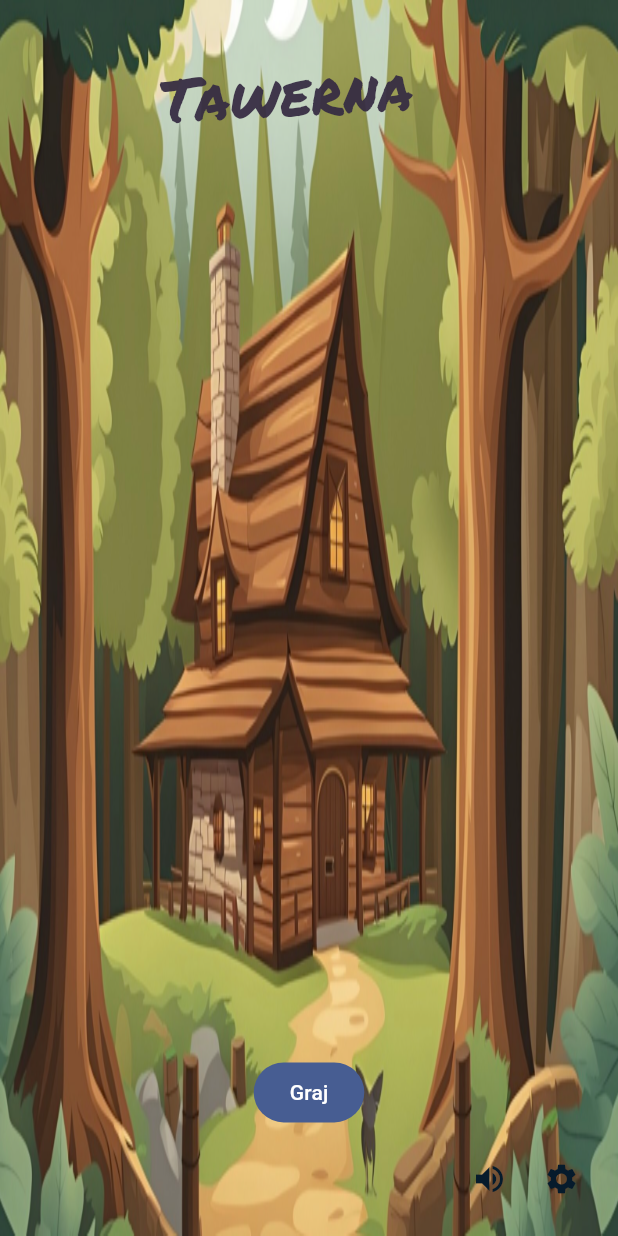
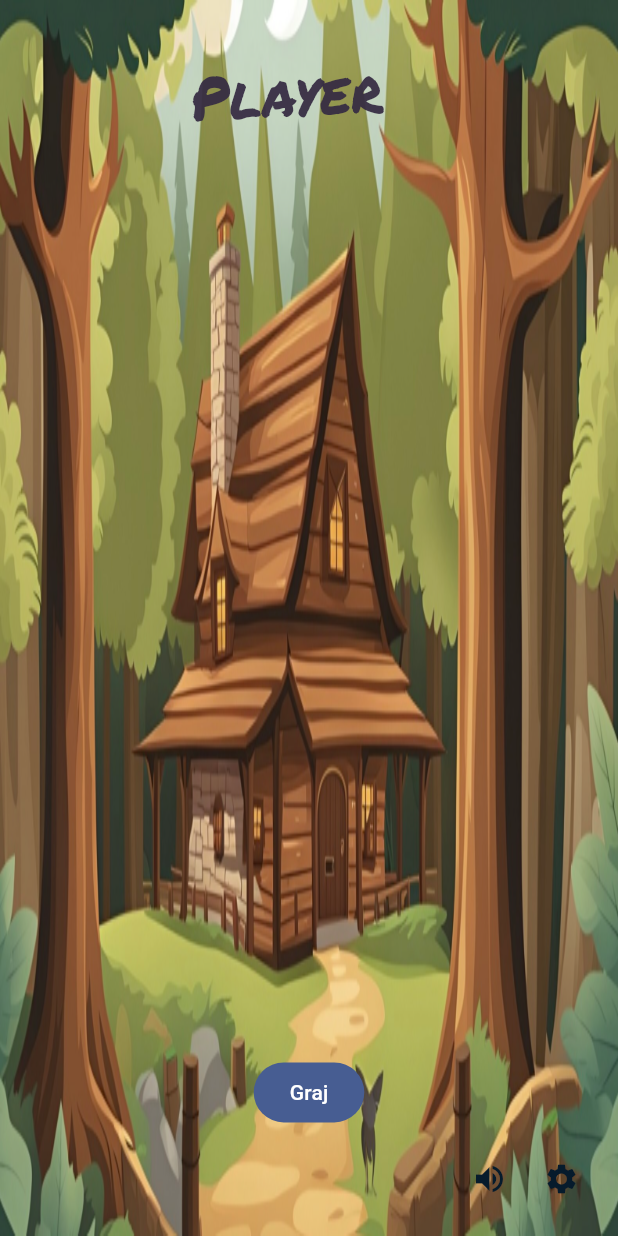
Before and after one commit to ihashand/Idle_Tavern_Rpg, a Flutter app: the screen it shows after launch, on a phone screen of 412 x 824 dp. Run offline on Flutter 3.47's test engine with Material 2 defaults, Android fonts, the phone set to English and light mode, and no system bars; our stand-ins replace audioplayers, firebase_core, go_router, google_mobile_ads, in_app_purchase, shared_preferences; missing offline and left inert: games_services; accounts and stored records are empty.

Commit message:
Update main_menu_screen.dart

```diff
--- a/lib/src/main_menu/main_menu_screen.dart
+++ b/lib/src/main_menu/main_menu_screen.dart
@@ -37,8 +37,8 @@ class MainMenuScreen extends StatelessWidget {
               angle: -0.05,
               child: SizedBox(
                 height: 800,
-                child: const Text(
-                  'Tawerna',
+                child: Text(
+                  settingsController.playerName.value,
                   textAlign: TextAlign.center,
                   style: TextStyle(
                     fontFamily: 'Permanent Marker',
```
